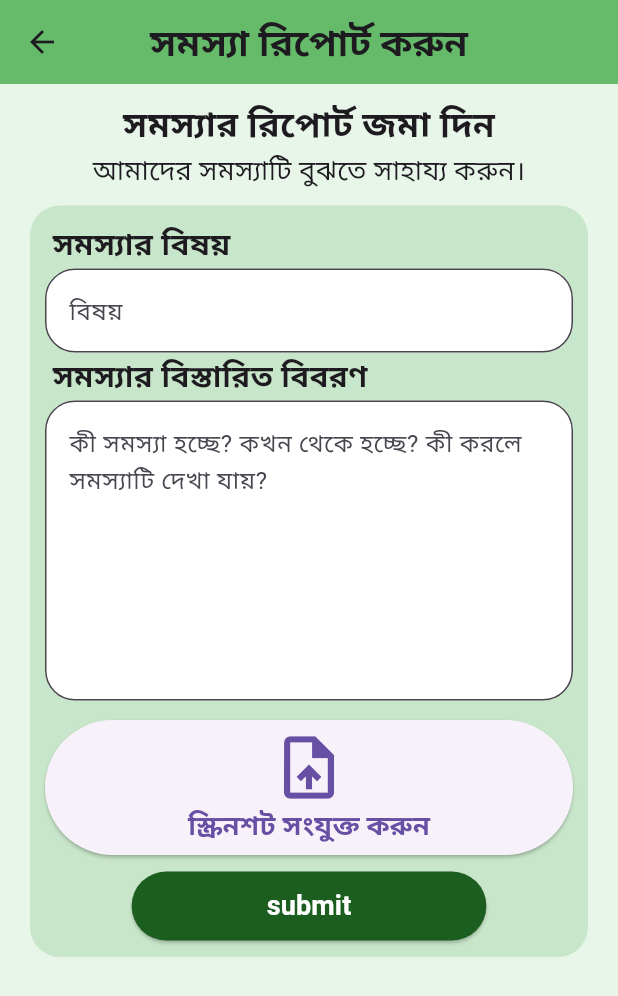
After one commit to MasudMallik/flutter_app, a Flutter app: the ReportAnyCase screen opened directly, on a phone screen of 412 x 824 dp. The commit adds this screen. Shown: the top 996 px of the screen. Run offline on Flutter 3.47's test engine with Material 3 defaults, Android fonts, the phone set to English and light mode, and no system bars; our stand-ins replace animated_splash_screen, lottie.

Commit message:
adding some more pages

```diff
--- a/lib/pages/contact_page.dart
+++ b/lib/pages/contact_page.dart
@@ -124,7 +124,7 @@ class ContactPage extends StatelessWidget{
             ),
             Container(
               alignment: Alignment.center,
-              height: 700,
+              height: null,
               width: double.infinity,
               padding: EdgeInsets.all(10),
               margin: EdgeInsets.all(20),
--- a/lib/pages/feed_back.dart
+++ b/lib/pages/feed_back.dart
@@ -15,7 +15,8 @@ class FeedBack extends StatelessWidget{
         ),),
         backgroundColor: Colors.green.shade400,
       ),
-      body: Column(
+      body: SingleChildScrollView(
+        child: Column(
           children: [
             Container(
               padding: EdgeInsets.all(10),
@@ -41,7 +42,7 @@ class FeedBack extends StatelessWidget{
             Container(
               padding: EdgeInsets.all(10),
               margin: EdgeInsets.symmetric(vertical: 10,horizontal: 15),
-            height: 350,
+              height: null,
               width: double.infinity,
               decoration: BoxDecoration(
                   color: Colors.green.shade100,
@@ -88,6 +89,7 @@ class FeedBack extends StatelessWidget{
             )
           ],
         ),
+      )
     );
   }
 }
--- /dev/null
+++ b/lib/pages/privacy_policy.dart
@@ -0,0 +1,124 @@
+import 'package:flutter/material.dart';
+class PrivacyPolicy extends StatelessWidget{
+  const PrivacyPolicy({super.key});
+
+  @override
+  Widget build(BuildContext context) {
+    return Scaffold(
+      backgroundColor: Colors.green.shade50,
+      appBar: AppBar(
+        backgroundColor: Colors.green.shade400,
+        centerTitle: true,
+        title: Text("data",style: TextStyle(
+          fontSize: 25,
+          fontWeight: FontWeight.bold
+        ),),
+      ),
+      body: SingleChildScrollView(
+        child: Column(
+          children: [
+            Text(""" # গোপনীয়তা নীতি (Privacy Policy)
+### আপনার ব্যক্তিগত তথ্যের সুরক্ষা আমাদের অগ্রাধিকার।
+
+**AI Health Monitor**-এ আমরা আপনার ব্যক্তিগত তথ্য এবং স্বাস্থ্য সংক্রান্ত তথ্যের গোপনীয়তাকে গুরুত্ব দিই। এই গোপনীয়তা নীতিতে ব্যাখ্যা করা হয়েছে, কী ধরনের তথ্য সংগ্রহ করা হতে পারে, কীভাবে তা ব্যবহার ও সংরক্ষণ করা হয় এবং আপনার তথ্যের ওপর আপনার কী কী অধিকার রয়েছে।
+
+**সর্বশেষ আপডেট: ১১ নভেম্বর, ২০২৬**
+
+## ১. আমরা কী ধরনের তথ্য সংগ্রহ করি?
+
+আমাদের পরিষেবা ব্যবহারের সময় আপনার সম্মতি ও ব্যবহৃত ফিচার অনুযায়ী নিম্নলিখিত তথ্য সংগ্রহ করা হতে পারে:
+
+- **ব্যক্তিগত তথ্য:** নাম, ইমেইল ঠিকানা এবং অ্যাকাউন্ট সংক্রান্ত তথ্য।
+- **স্বাস্থ্য সংক্রান্ত তথ্য:** হার্ট রেট, রক্তচাপ, SpO₂, ঘুম এবং শারীরিক কার্যকলাপের তথ্য।
+- **ব্যবহারের তথ্য:** অ্যাপ ব্যবহারের ইতিহাস, পছন্দ এবং কার্যকলাপের তথ্য।
+- **প্রযুক্তিগত তথ্য:** ডিভাইসের ধরন, ব্রাউজার এবং ত্রুটি সংক্রান্ত তথ্য।
+
+## ২. আপনার তথ্য কেন ব্যবহার করা হয়?
+
+আপনার তথ্য নিম্নলিখিত উদ্দেশ্যে ব্যবহার করা হতে পারে:
+
+- ব্যক্তিগত স্বাস্থ্য ড্যাশবোর্ড তৈরি করা।
+- স্বাস্থ্য সংক্রান্ত তথ্য সংরক্ষণ ও বিশ্লেষণ করা।
+- AI-ভিত্তিক সাধারণ স্বাস্থ্য পরামর্শ প্রদান করা।
+- ব্যবহারকারীর অভিজ্ঞতা উন্নত করা।
+- অ্যাকাউন্ট পরিচালনা ও নিরাপত্তা নিশ্চিত করা।
+- প্রযুক্তিগত সমস্যা শনাক্ত ও সমাধান করা।
+
+## ৩. AI কীভাবে আপনার তথ্য ব্যবহার করে?
+
+AI Health Monitor আপনার দেওয়া বা সংযুক্ত স্বাস্থ্য তথ্য বিশ্লেষণ করে সাধারণ স্বাস্থ্য সচেতনতা এবং জীবনযাত্রার উন্নতির জন্য পরামর্শ প্রদান করতে পারে।
+
+AI-এর মাধ্যমে প্রক্রিয়াকৃত তথ্যের ব্যবহার আমাদের ঘোষিত উদ্দেশ্য এবং প্রযোজ্য সম্মতির সীমার মধ্যে থাকবে।
+
+## ৪. আপনার তথ্য কি অন্য কারও সঙ্গে শেয়ার করা হয়?
+
+আমরা আপনার ব্যক্তিগত তথ্য বিক্রি করি না।
+
+তবে পরিষেবা পরিচালনার জন্য প্রয়োজন হলে এবং উপযুক্ত সুরক্ষা ও আইনগত শর্ত মেনে তথ্য নিম্নলিখিত পক্ষের সঙ্গে শেয়ার করা হতে পারে:
+
+- অনুমোদিত প্রযুক্তিগত পরিষেবা প্রদানকারী।
+- ডেটা হোস্টিং ও ক্লাউড পরিষেবা প্রদানকারী।
+- AI পরিষেবা প্রদানকারী, যদি তাদের মাধ্যমে তথ্য প্রক্রিয়াকরণ করা হয়।
+- আইনগতভাবে অনুমোদিত কর্তৃপক্ষ।
+
+## ৫. কীভাবে আপনার তথ্য সুরক্ষিত রাখা হয়?
+
+আপনার তথ্যের নিরাপত্তা নিশ্চিত করার জন্য উপযুক্ত প্রযুক্তিগত ও সাংগঠনিক ব্যবস্থা গ্রহণ করা হয়।
+
+এর মধ্যে থাকতে পারে:
+
+- নিরাপদ পাসওয়ার্ড সংরক্ষণ।
+- HTTPS এবং নিরাপদ ডেটা ট্রান্সমিশন।
+- অনুমোদিত অ্যাক্সেস নিয়ন্ত্রণ।
+- নিরাপদ ডেটাবেস সংরক্ষণ।
+- অননুমোদিত প্রবেশ প্রতিরোধের ব্যবস্থা।
+
+তবে ইন্টারনেটের মাধ্যমে তথ্য আদান-প্রদানের ক্ষেত্রে সম্পূর্ণ নিরাপত্তার নিশ্চয়তা দেওয়া সম্ভব নয়।
+
+## ৬. আপনার তথ্য কতদিন সংরক্ষণ করা হয়?
+
+আপনার তথ্য পরিষেবা প্রদান, অ্যাকাউন্ট পরিচালনা এবং আইনগত বাধ্যবাধকতা পূরণের জন্য যতদিন প্রয়োজন ততদিন সংরক্ষণ করা হতে পারে।
+
+আপনি অ্যাকাউন্ট মুছে ফেলার অনুরোধ করলে প্রযোজ্য আইনগত বাধ্যবাধকতা সাপেক্ষে আপনার তথ্য মুছে ফেলা বা পরিচয়বিহীন করা হবে।
+
+## ৭. আপনার অধিকার
+
+আপনার ব্যক্তিগত তথ্যের বিষয়ে আপনার নিম্নলিখিত অধিকার থাকতে পারে:
+
+- নিজের ব্যক্তিগত তথ্য দেখার অধিকার।
+- ভুল তথ্য সংশোধনের অধিকার।
+- নিজের তথ্য মুছে ফেলার অনুরোধ করার অধিকার।
+- তথ্য ব্যবহারের সম্মতি প্রত্যাহার করার অধিকার।
+- তথ্য ব্যবহারের বিষয়ে প্রশ্ন বা অভিযোগ জানানোর অধিকার।
+
+## ৮. শিশুদের গোপনীয়তা
+
+এই প্ল্যাটফর্ম শিশুদের ব্যক্তিগত তথ্য ব্যবহারের ক্ষেত্রে প্রযোজ্য আইন ও অভিভাবকের সম্মতির নিয়ম অনুসরণ করবে। প্রয়োজনীয় সম্মতি ছাড়া শিশুদের ব্যক্তিগত তথ্য সংগ্রহ বা প্রক্রিয়াকরণ করা হবে না।
+
+## ৯. কুকিজ (Cookies)
+
+আমাদের ওয়েবসাইটে ব্যবহারকারীর অভিজ্ঞতা উন্নত করতে এবং প্রয়োজনীয় কার্যকারিতা বজায় রাখতে কুকিজ বা অনুরূপ প্রযুক্তি ব্যবহার করা হতে পারে।
+
+## ১০. গোপনীয়তা নীতির পরিবর্তন
+
+প্রয়োজন অনুযায়ী এই গোপনীয়তা নীতি আপডেট করা হতে পারে। পরিবর্তন হলে এই পেজে সংশোধিত নীতি এবং আপডেটের তারিখ প্রকাশ করা হবে।
+
+## ১১. আমাদের সঙ্গে যোগাযোগ করুন
+
+এই গোপনীয়তা নীতি বা আপনার ব্যক্তিগত তথ্য সংক্রান্ত কোনো প্রশ্ন, অভিযোগ বা অনুরোধ থাকলে আমাদের সঙ্গে যোগাযোগ করুন।
+
+**ইমেইল:** [আপনার Support Email]
+
+**ওয়েবসাইট:** [আপনার Website URL]
+
+---
+
+### আপনার গোপনীয়তা, আমাদের দায়িত্ব।
+
+AI Health Monitor ব্যবহার করার জন্য আপনাকে ধন্যবাদ। আপনার ব্যক্তিগত তথ্যের সুরক্ষা এবং বিশ্বাস বজায় রাখা আমাদের অন্যতম অগ্রাধিকার।""")
+          ],
+        ),
+      ),
+    );
+  }
+}
--- /dev/null
+++ b/lib/pages/report_any_case.dart
@@ -0,0 +1,118 @@
+import 'package:flutter/material.dart';
+
+class ReportAnyCase extends StatelessWidget{
+  const ReportAnyCase({super.key});
+
+  @override
+  Widget build(BuildContext context) {
+    return Scaffold(
+      backgroundColor: Colors.green.shade50,
+      appBar: AppBar(
+        centerTitle: true,
+
+        backgroundColor: Colors.green.shade400,
+        title: Text("সমস্যা রিপোর্ট করুন",style: TextStyle(
+          fontWeight: FontWeight.bold,
+          fontSize: 25,
+
+        ),),
+      ),
+      body: SingleChildScrollView(
+        child: Column(
+          children: [
+            SizedBox(height: 10,),
+            Container(
+
+              alignment: Alignment.center,
+              child: Text("সমস্যার রিপোর্ট জমা দিন",style: TextStyle(
+                fontSize: 23,fontWeight: FontWeight.bold
+              ),),
+            ),
+            Container(
+              alignment: Alignment.center,
+              child: Text("আমাদের সমস্যাটি বুঝতে সাহায্য করুন।",style: TextStyle(
+                  fontSize: 18,
+              ),),
+            ),
+            //for writing the text
+            Container(
+              padding: EdgeInsets.all(10),
+              margin: EdgeInsets.symmetric(vertical: 10,horizontal: 20),
+              width: double.infinity,
+              height: null,
+              decoration: BoxDecoration(
+                color: Colors.green.shade100,
+                borderRadius: BorderRadius.circular(20)
+              ),
+              child: Column(
+                children: [
+                  Container(
+                    padding: EdgeInsets.symmetric(vertical: 1,horizontal: 5),
+                    alignment: Alignment.topLeft,
+                    child: Text("সমস্যার বিষয়",style: TextStyle(
+                        fontSize: 20,fontWeight: FontWeight.bold
+                    ),),
+                  ),
+                  TextField(
+                    decoration: InputDecoration(
+                      hintText: "বিষয়",
+                      fillColor: Colors.white,
+                      filled: true,
+                      border: OutlineInputBorder(
+                        borderRadius: BorderRadius.circular(20)
+                      )
+                    ),
+                  ),
+                  Container(
+                    padding: EdgeInsets.symmetric(vertical: 1,horizontal: 5),
+                    alignment: Alignment.topLeft,
+                    child: Text("সমস্যার বিস্তারিত বিবরণ",style: TextStyle(
+                        fontSize: 20,fontWeight: FontWeight.bold
+                    ),),
+                  ),
+                  TextField(
+                    maxLines: null,
+                    minLines: 7,
+                    decoration: InputDecoration(
+                        hintText: "কী সমস্যা হচ্ছে? কখন থেকে হচ্ছে? কী করলে সমস্যাটি দেখা যায়?",
+                        fillColor: Colors.white,
+                        filled: true,
+                        border: OutlineInputBorder(
+                            borderRadius: BorderRadius.circular(20)
+                        )
+                    ),
+                  ),
+                  SizedBox(height: 13,),
+                  ElevatedButton(onPressed: (){}, child: Container(
+                    height: 90,
+                    width: double.infinity,
+                    child: Column(
+                      mainAxisAlignment: MainAxisAlignment.center,
+                      children: [
+                        Icon(Icons.upload_file,size: 50,),
+                        Text("স্ক্রিনশট সংযুক্ত করুন",style: TextStyle(
+                          fontWeight: FontWeight.bold,
+                          fontSize: 18
+                        ),)
+                      ],
+                    ),
+                  )),
+                  SizedBox(height: 10,),
+                  ElevatedButton(onPressed: (){}, style: ElevatedButton.styleFrom(
+                    backgroundColor: Colors.green.shade900,
+                    padding: EdgeInsets.symmetric(vertical: 10,horizontal: 90)
+                  ),child: Text("submit",style: TextStyle(
+                    color: Colors.white,
+                    fontWeight: FontWeight.bold,
+                    fontSize: 18
+                  ),))
+                ],
+              ),
+            )
+          ],
+        ),
+      ),
+    );
+
+  }
+}
```
Also changed, not shown: lib/pages/home.dart (+8 -2 lines). Lines whose indentation alone changed are shown as unchanged.
